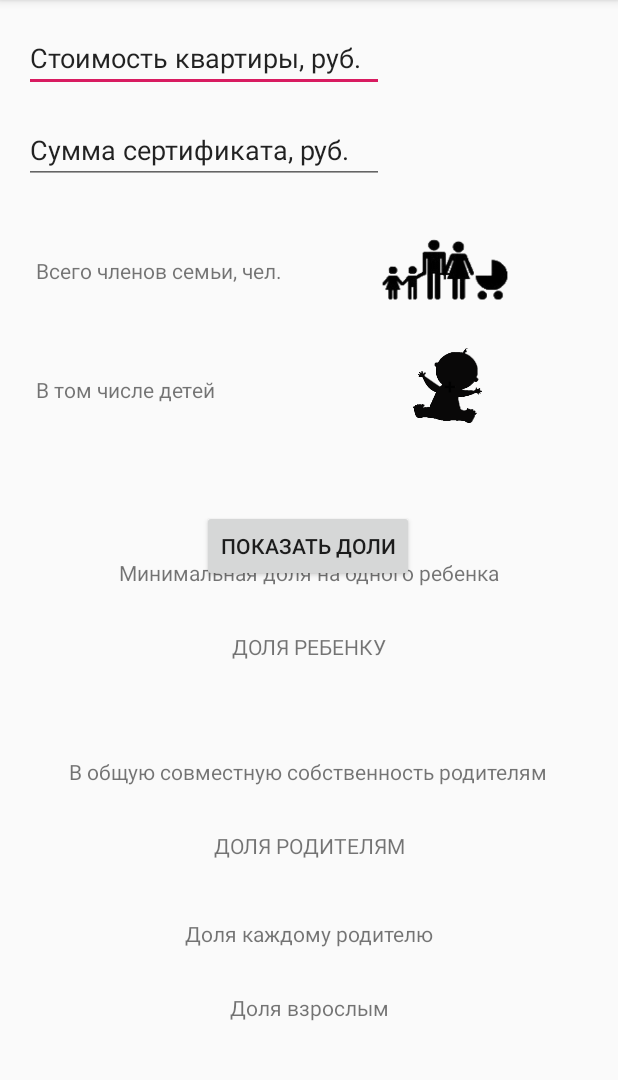
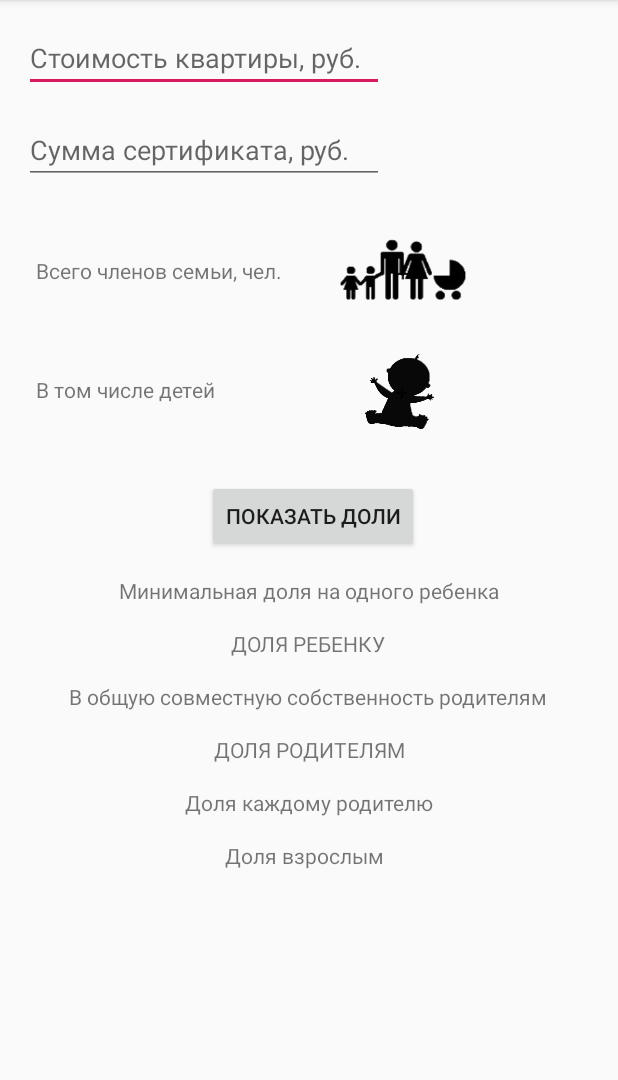
Before and after one commit to Alexandrsneg/Child, an Android app: the screen it shows after launch (MainActivity), on a phone screen of 412 x 824 dp, the part 84-1164 px from its top. Run offline under Robolectric (Android 15) with nearby library versions, the phone set to English and light mode, and no system bars.

Commit message:
Разобрался с вводом EditText, алерт окнами "Toast"

```diff
--- a/app/src/main/java/ru/sneg/android/child/MainActivity.java
+++ b/app/src/main/java/ru/sneg/android/child/MainActivity.java
@@ -3,17 +3,23 @@ package ru.sneg.android.child;
 import androidx.appcompat.app.AppCompatActivity;
 
 import android.os.Bundle;
+import android.text.TextUtils;
 import android.view.View;
+import android.widget.EditText;
+import android.widget.RadioButton;
 import android.widget.TextView;
+import android.widget.Toast;
 
 public class MainActivity extends AppCompatActivity {
 
     private int countFamily = 0;
     private int countChild = 0;
 
+
+
     public void btnFamily(View view) {
 
-            displayFam(++countFamily);
+        displayFam(++countFamily);
 
         if (countFamily == 6) {
             displayFam(0);
@@ -24,6 +30,7 @@ public class MainActivity extends AppCompatActivity {
     public void btnChild(View view) {
 
         displayChild(++countChild);
+
         if (countChild == 5) {
             displayChild(0);
             countChild = 0;
@@ -35,7 +42,29 @@ public class MainActivity extends AppCompatActivity {
     protected void onCreate(Bundle savedInstanceState) {
         super.onCreate(savedInstanceState);
         setContentView(R.layout.activity_main);
+
     }
+
+    public void btnOrder(View view){
+        EditText inputEditText1 = (EditText) findViewById(R.id.editText);
+
+        if (inputEditText1.getText().length() == 0) {
+            Toast.makeText(getApplicationContext(), "Введите стоимость картиры",
+                    Toast.LENGTH_LONG).show();
+            return;
+        }
+
+        EditText inputEditText2 = (EditText) findViewById(R.id.editText2);
+
+        if (inputEditText2.getText().length() == 0) {
+            Toast.makeText(getApplicationContext(), "Введите сумму сертификата",
+                    Toast.LENGTH_LONG).show();
+            return;
+        }
+
+    }
+
+
 
     private void displayFam(int countFamily) {
         TextView quantityTextView = findViewById(R.id.textView2);
@@ -51,4 +80,6 @@ public class MainActivity extends AppCompatActivity {
 
 
 
+
+
 }
--- a/app/src/main/res/layout/activity_main.xml
+++ b/app/src/main/res/layout/activity_main.xml
@@ -36,8 +36,8 @@
         android:layout_marginLeft="16dp"
         android:layout_marginTop="16dp"
         android:ems="10"
-        android:inputType="textPersonName"
-        android:text="Стоимость квартиры, руб."
+        android:hint="Стоимость квартиры, руб."
+        android:inputType="numberDecimal"
         app:layout_constraintStart_toStartOf="parent"
         app:layout_constraintTop_toTopOf="parent" />
 
@@ -49,8 +49,8 @@
         android:layout_marginLeft="16dp"
         android:layout_marginTop="16dp"
         android:ems="10"
-        android:inputType="textPersonName"
-        android:text="Сумма сертификата, руб."
+        android:hint="Сумма сертификата, руб."
+        android:inputType="numberDecimal"
         app:layout_constraintStart_toStartOf="parent"
         app:layout_constraintTop_toBottomOf="@+id/editText" />
 
@@ -78,26 +78,26 @@
 
     <Button
         android:id="@+id/button2"
-        android:onClick="btnChild"
         android:layout_width="50dp"
         android:layout_height="50dp"
-        android:layout_marginStart="132dp"
-        android:layout_marginLeft="132dp"
-        android:layout_marginTop="232dp"
+        android:layout_marginStart="100dp"
+        android:layout_marginLeft="100dp"
+        android:layout_marginTop="236dp"
         android:background="@drawable/child"
+        android:onClick="btnChild"
         android:text="+"
         app:layout_constraintStart_toEndOf="@+id/TextView4"
         app:layout_constraintTop_toTopOf="parent" />
 
     <Button
         android:id="@+id/button1"
-        android:onClick="btnFamily"
         android:layout_width="89dp"
         android:layout_height="51dp"
-        android:layout_marginStart="64dp"
-        android:layout_marginLeft="64dp"
+        android:layout_marginStart="36dp"
+        android:layout_marginLeft="36dp"
         android:layout_marginTop="156dp"
         android:background="@drawable/family"
+        android:onClick="btnFamily"
         android:text="+"
         app:layout_constraintStart_toEndOf="@+id/TextView3"
         app:layout_constraintTop_toTopOf="parent" />
@@ -106,30 +106,32 @@
         android:id="@+id/textView3"
         android:layout_width="wrap_content"
         android:layout_height="wrap_content"
-        android:layout_marginTop="372dp"
+        android:layout_marginTop="16dp"
         android:text="Минимальная доля на одного ребенка"
         app:layout_constraintEnd_toEndOf="parent"
         app:layout_constraintStart_toStartOf="parent"
-        app:layout_constraintTop_toTopOf="parent" />
+        app:layout_constraintTop_toBottomOf="@+id/button" />
 
     <Button
         android:id="@+id/button"
         android:layout_width="wrap_content"
         android:layout_height="wrap_content"
-        android:layout_marginBottom="380dp"
+        android:layout_marginTop="320dp"
+        android:onClick="btnOrder"
         android:text="Показать доли"
-        app:layout_constraintBottom_toBottomOf="parent"
         app:layout_constraintEnd_toEndOf="parent"
-        app:layout_constraintHorizontal_bias="0.498"
-        app:layout_constraintStart_toStartOf="parent" />
+        app:layout_constraintHorizontal_bias="0.51"
+        app:layout_constraintStart_toStartOf="parent"
+        app:layout_constraintTop_toTopOf="parent" />
 
     <TextView
         android:id="@+id/textView4"
         android:layout_width="wrap_content"
         android:layout_height="wrap_content"
-        android:layout_marginTop="30dp"
+        android:layout_marginTop="16dp"
         android:text="ДОЛЯ РЕБЕНКУ"
         app:layout_constraintEnd_toEndOf="parent"
+        app:layout_constraintHorizontal_bias="0.498"
         app:layout_constraintStart_toStartOf="parent"
         app:layout_constraintTop_toBottomOf="@+id/textView3" />
 
@@ -137,18 +139,18 @@
         android:id="@+id/textView5"
         android:layout_width="wrap_content"
         android:layout_height="wrap_content"
-        android:layout_marginBottom="244dp"
+        android:layout_marginTop="16dp"
         android:text="В общую совместную собственность родителям"
-        app:layout_constraintBottom_toBottomOf="parent"
         app:layout_constraintEnd_toEndOf="parent"
         app:layout_constraintHorizontal_bias="0.493"
-        app:layout_constraintStart_toStartOf="parent" />
+        app:layout_constraintStart_toStartOf="parent"
+        app:layout_constraintTop_toBottomOf="@+id/textView4" />
 
     <TextView
         android:id="@+id/textView6"
         android:layout_width="wrap_content"
         android:layout_height="wrap_content"
-        android:layout_marginTop="30dp"
+        android:layout_marginTop="16dp"
         android:text="ДОЛЯ РОДИТЕЛЯМ"
         app:layout_constraintEnd_toEndOf="parent"
         app:layout_constraintStart_toStartOf="parent"
@@ -158,19 +160,20 @@
         android:id="@+id/textView7"
         android:layout_width="wrap_content"
         android:layout_height="wrap_content"
-        android:layout_marginBottom="136dp"
+        android:layout_marginTop="16dp"
         android:text="Доля каждому родителю"
-        app:layout_constraintBottom_toBottomOf="parent"
         app:layout_constraintEnd_toEndOf="parent"
-        app:layout_constraintStart_toStartOf="parent" />
+        app:layout_constraintStart_toStartOf="parent"
+        app:layout_constraintTop_toBottomOf="@+id/textView6" />
 
     <TextView
         android:id="@+id/textView8"
         android:layout_width="wrap_content"
         android:layout_height="wrap_content"
-        android:layout_marginTop="30dp"
+        android:layout_marginTop="16dp"
         android:text="Доля взрослым"
         app:layout_constraintEnd_toEndOf="parent"
+        app:layout_constraintHorizontal_bias="0.49"
         app:layout_constraintStart_toStartOf="parent"
         app:layout_constraintTop_toBottomOf="@+id/textView7" />
 
```
